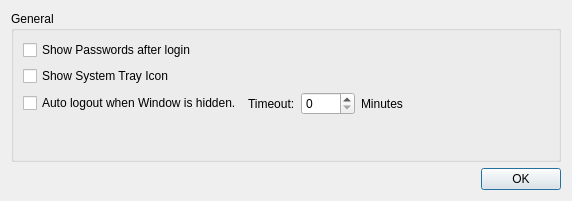
This is ui/settings_widget.ui in bkueng/qMasterPassword as Qt 5 draws it before an edit. The edited form follows.
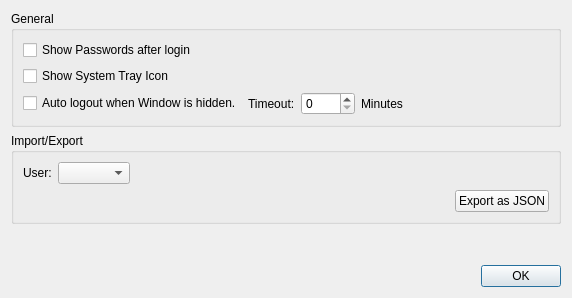
This is the edited form.

Commit message: settings dialog: add an 'export as JSON' function

The edit to the form file:
```diff
--- a/ui/settings_widget.ui
+++ b/ui/settings_widget.ui
@@ -7,7 +7,7 @@
     <x>0</x>
     <y>0</y>
     <width>572</width>
-    <height>201</height>
+    <height>298</height>
    </rect>
   </property>
   <property name="windowTitle">
@@ -79,22 +79,82 @@
         </item>
        </layout>
       </item>
+     </layout>
+    </widget>
+   </item>
+   <item>
+    <widget class="QGroupBox" name="groupBox_2">
+     <property name="title">
+      <string>Import/Export</string>
+     </property>
+     <layout class="QVBoxLayout" name="verticalLayout_2">
       <item>
-       <spacer name="verticalSpacer">
-        <property name="orientation">
-         <enum>Qt::Vertical</enum>
-        </property>
-        <property name="sizeHint" stdset="0">
-         <size>
-          <width>20</width>
-          <height>40</height>
-         </size>
-        </property>
-       </spacer>
+       <layout class="QHBoxLayout" name="horizontalLayout_2">
+        <item>
+         <widget class="QLabel" name="label">
+          <property name="text">
+           <string>User:</string>
+          </property>
+         </widget>
+        </item>
+        <item>
+         <widget class="QComboBox" name="cmbExportedUser"/>
+        </item>
+        <item>
+         <spacer name="horizontalSpacer_3">
+          <property name="orientation">
+           <enum>Qt::Horizontal</enum>
+          </property>
+          <property name="sizeHint" stdset="0">
+           <size>
+            <width>40</width>
+            <height>20</height>
+           </size>
+          </property>
+         </spacer>
+        </item>
+       </layout>
       </item>
+      <item>
+       <layout class="QHBoxLayout" name="horizontalLayout_3">
+        <item>
+         <spacer name="horizontalSpacer_2">
+          <property name="orientation">
+           <enum>Qt::Horizontal</enum>
+          </property>
+          <property name="sizeHint" stdset="0">
+           <size>
+            <width>40</width>
+            <height>20</height>
+           </size>
+          </property>
+         </spacer>
+        </item>
+        <item>
+         <widget class="QPushButton" name="btnExportJson">
+          <property name="text">
+           <string>Export as JSON</string>
+          </property>
+         </widget>
+        </item>
+       </layout>
+      </item>
      </layout>
     </widget>
    </item>
+   <item>
+    <spacer name="verticalSpacer">
+     <property name="orientation">
+      <enum>Qt::Vertical</enum>
+     </property>
+     <property name="sizeHint" stdset="0">
+      <size>
+       <width>20</width>
+       <height>40</height>
+      </size>
+     </property>
+    </spacer>
+   </item>
    <item>
     <widget class="QDialogButtonBox" name="buttonBox">
      <property name="orientation">
```
Left out of the diff: 35 changed lines with no effect on the pictures. The commit also changes 4 other files.
